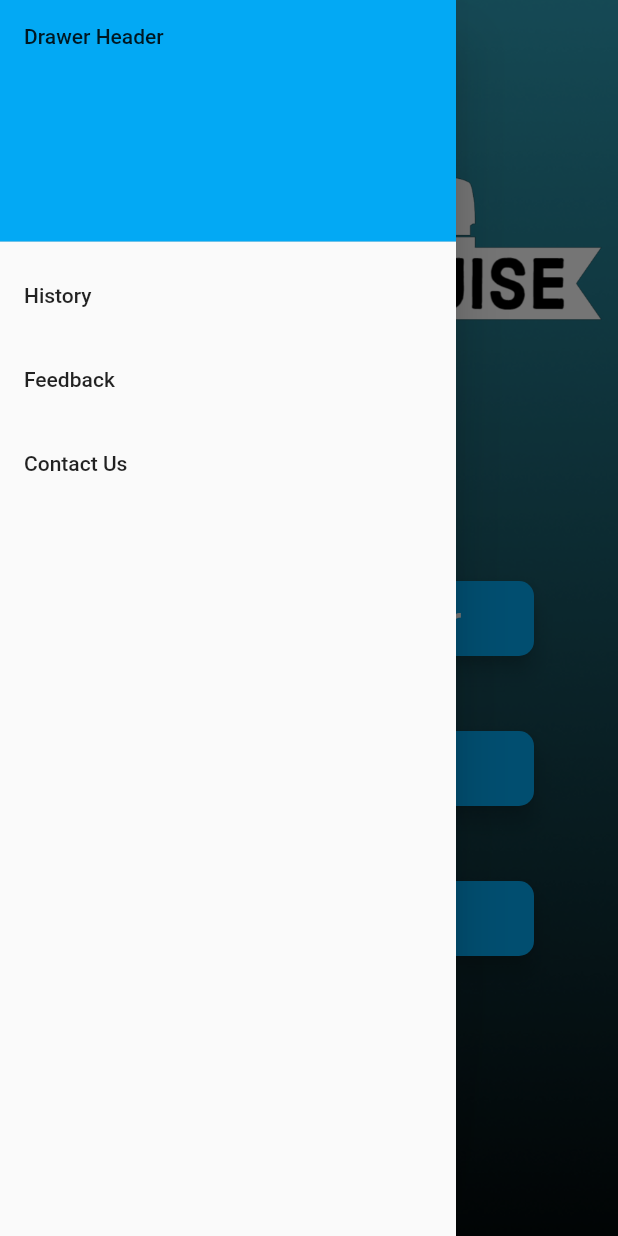
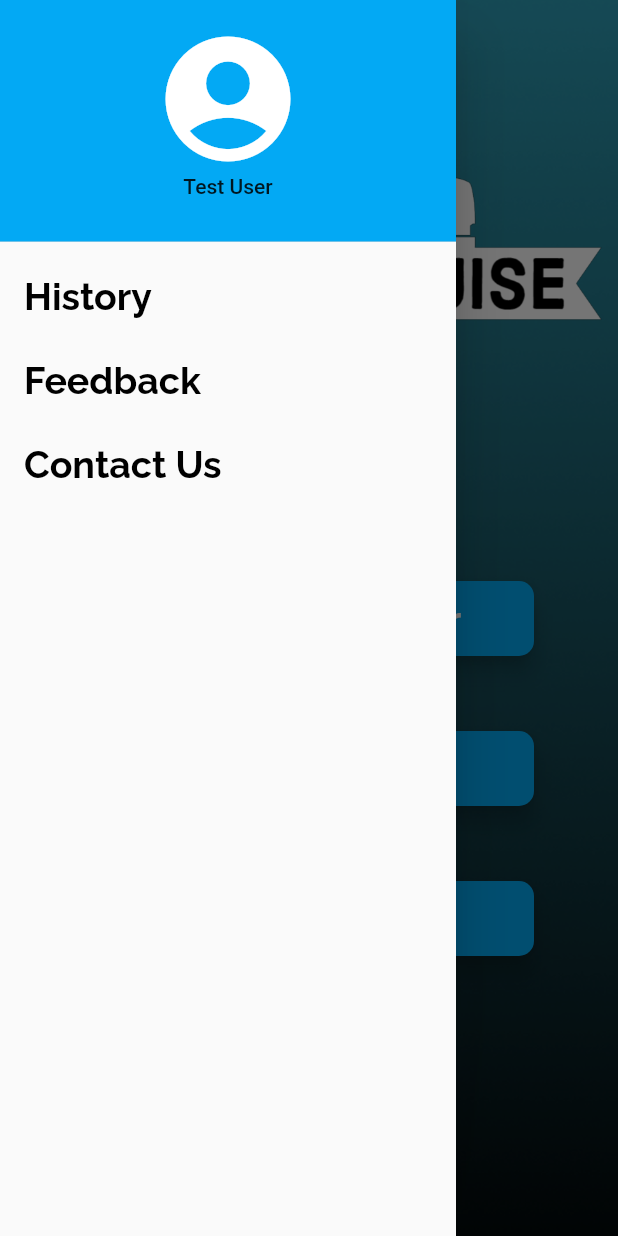
Before and after one commit to utsavns96/campus_cruise, a Flutter app: the MenuPage screen opened directly, with the side drawer open, on a phone screen of 412 x 824 dp. Run offline on Flutter 3.47's test engine with Material 2 defaults, Android fonts, the phone set to English and light mode, and no system bars; our stand-ins replace flutter_rating_bar, google_maps_flutter, location.

Commit message:
Updates to app drawer

```diff
--- a/lib/home.dart
+++ b/lib/home.dart
@@ -89,7 +89,7 @@ class _MenuPageState extends State<MenuPage> {
           Column(
             children: <Widget>[
               Container(
-                  padding: const EdgeInsets.only(top: 100,bottom: 100),
+                  padding: const EdgeInsets.only(top: 100, bottom: 100),
                   child: Image.asset('assets/logo.png')),
               Container(
                   padding: const EdgeInsets.only(top: 50),
@@ -101,8 +101,8 @@ class _MenuPageState extends State<MenuPage> {
                       Navigator.push(
                           context,
                           MaterialPageRoute(
-                              builder: (_) =>
-                                  const BasicScreenPage(title: 'Campus Cruise')));
+                              builder: (_) => const BasicScreenPage(
+                                  title: 'Campus Cruise')));
                     },
                     backgroundColor: Colors.lightBlue,
                     shape: RoundedRectangleBorder(
@@ -121,11 +121,12 @@ class _MenuPageState extends State<MenuPage> {
                   height: 100,
                   child: FloatingActionButton(
                     onPressed: () {
-                  Navigator.push(
-                    context,
-                    MaterialPageRoute(builder: (context) => const MapPage()),
-                  );
-                },
+                      Navigator.push(
+                        context,
+                        MaterialPageRoute(
+                            builder: (context) => const MapPage()),
+                      );
+                    },
                     backgroundColor: Colors.lightBlue,
                     shape: RoundedRectangleBorder(
                         borderRadius: BorderRadius.circular(10.0)),
@@ -147,8 +148,8 @@ class _MenuPageState extends State<MenuPage> {
                       Navigator.push(
                           context,
                           MaterialPageRoute(
-                              builder: (_) =>
-                                  const AlertScreenPage(title: 'Campus Cruise')));
+                              builder: (_) => const AlertScreenPage(
+                                  title: 'Campus Cruise')));
                     },
                     backgroundColor: Colors.lightBlue,
                     shape: RoundedRectangleBorder(
@@ -173,31 +174,66 @@ class _MenuPageState extends State<MenuPage> {
               decoration: BoxDecoration(
                 color: Colors.lightBlue,
               ),
-              child: Text('Drawer Header'),
+              //child: Text('Drawer Header'),
+              child: Center(
+                  child: Column(
+                children: <Widget>[
+                  Icon(
+                    Icons.account_circle,
+                    size: 100,
+                    color: Colors.white,
+                  ),
+                  Text('Test User')
+                ],
+              )),
             ),
             ListTile(
-              title: const Text('History'),
+              title: const Text(
+                'History',
+                style: TextStyle(
+                  fontFamily: 'Raleway',
+                  fontSize: 25.0,
+                  fontWeight: FontWeight.bold,
+                  color: Colors.black,
+                ),
+              ),
               onTap: () {
                 Navigator.pop(context);
               },
             ),
             ListTile(
-              title: const Text('Feedback'),
+              title: const Text('Feedback',
+                style: TextStyle(
+                  fontFamily: 'Raleway',
+                  fontSize: 25.0,
+                  fontWeight: FontWeight.bold,
+                  color: Colors.black,
+                ),
+              ),
               onTap: () {
                 Navigator.push(
                     context,
                     MaterialPageRoute(
-                        builder: (_) => const FeedbackPage(title: 'Campus Cruise')));
+                        builder: (_) =>
+                            const FeedbackPage(title: 'Campus Cruise')));
               },
             ),
             ListTile(
-              title: const Text('Contact Us'),
+              title: const Text('Contact Us',
+                style: TextStyle(
+                  fontFamily: 'Raleway',
+                  fontSize: 25.0,
+                  fontWeight: FontWeight.bold,
+                  color: Colors.black,
+                ),
+              ),
               onTap: () {
                 //Navigator.pop(context);
                 Navigator.push(
                     context,
                     MaterialPageRoute(
-                        builder: (_) => const ContactUsPage(title: 'Campus Cruise')));
+                        builder: (_) =>
+                            const ContactUsPage(title: 'Campus Cruise')));
               },
             ),
           ],
```
